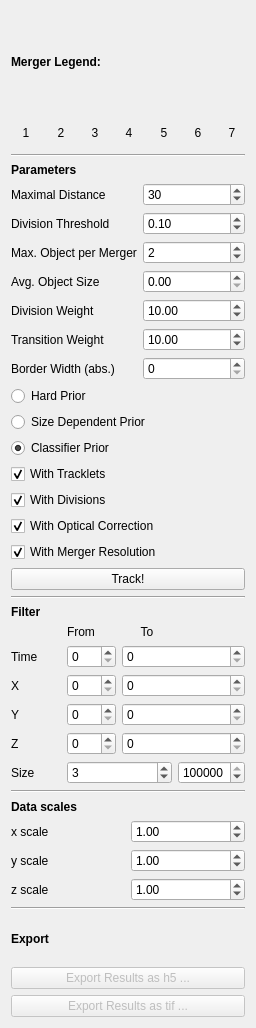
Above: ilastik/applets/tracking/conservation/drawer.ui from ilastik/ilastik before the change. Below: the same form after it.
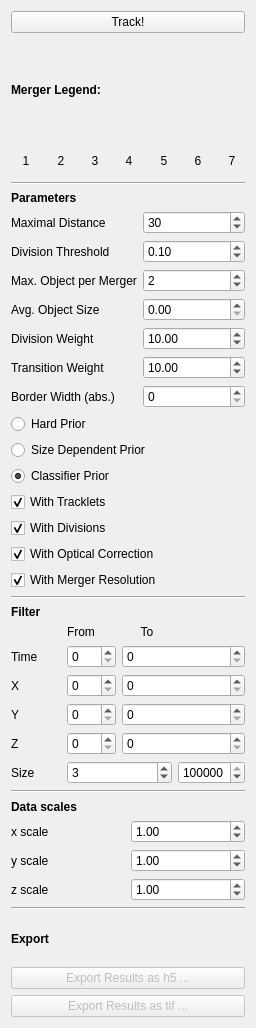
That is the form after the change.

```diff
--- a/ilastik/applets/tracking/conservation/drawer.ui
+++ b/ilastik/applets/tracking/conservation/drawer.ui
@@ -32,6 +32,16 @@
    <string>Form</string>
   </property>
   <layout class="QVBoxLayout" name="verticalLayout_4">
+   <item>
+    <widget class="QPushButton" name="TrackButton">
+     <property name="styleSheet">
+      <string notr="true"/>
+     </property>
+     <property name="text">
+      <string>Track!</string>
+     </property>
+    </widget>
+   </item>
    <item>
     <widget class="QLabel" name="label_4">
      <property name="font">
@@ -520,16 +530,6 @@
        </property>
       </widget>
      </item>
-     <item>
-      <widget class="QPushButton" name="TrackButton">
-       <property name="styleSheet">
-        <string notr="true"/>
-       </property>
-       <property name="text">
-        <string>Track!</string>
-       </property>
-      </widget>
-     </item>
     </layout>
    </item>
    <item>
```
Left out of the diff: 3 changed lines with no effect on the pictures.
